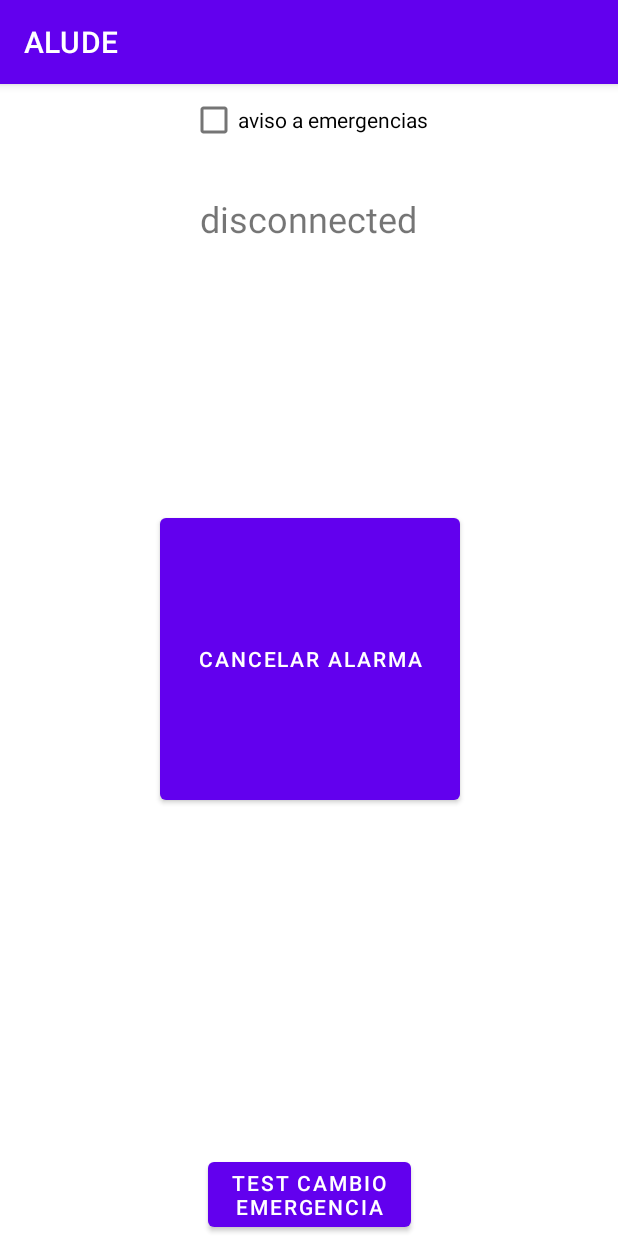
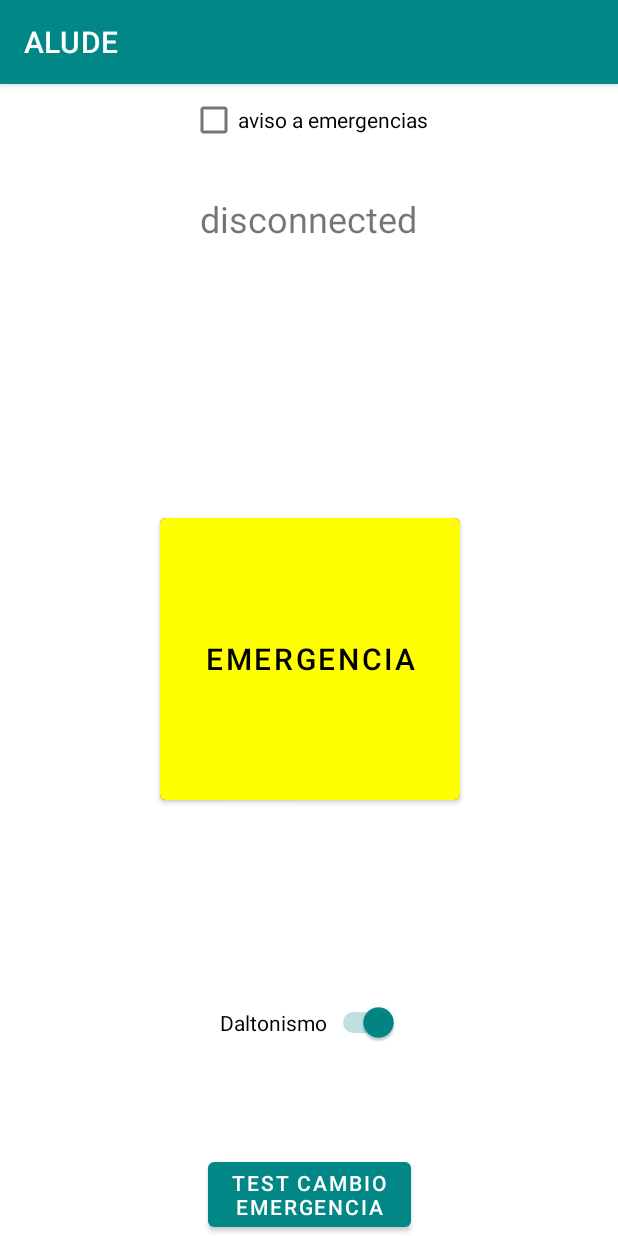
Before and after one commit to ceachesantos/ALUDE, an Android app: the screen it shows after launch (MainActivity), after a tap on an icon or button, on a phone screen of 412 x 824 dp. Run offline under Robolectric (Android 15) with nearby library versions, the phone set to English and light mode, and no system bars; 3 other taps on this screen came first.

Commit message:
añadido soporte para daltonicos

```diff
--- a/app/src/main/java/com/example/alude/MainActivity.java
+++ b/app/src/main/java/com/example/alude/MainActivity.java
@@ -4,6 +4,7 @@ import androidx.annotation.Nullable;
 import androidx.appcompat.app.AppCompatActivity;
 
 import android.annotation.SuppressLint;
+import android.graphics.Color;
 import android.media.MediaPlayer;
 import android.os.Bundle;
 import android.os.Handler;
@@ -13,6 +14,7 @@ import android.view.Window;
 import android.view.WindowManager;
 import android.widget.Button;
 import android.widget.CheckBox;
+import android.widget.Switch;
 import android.widget.TextView;
 import android.widget.Toast;
 
@@ -24,7 +26,9 @@ public class MainActivity extends AppCompatActivity {
     public boolean emergencia = false;
     private MediaPlayer mediaPlayer;
     private CheckBox checkbox;
+    private Switch swDaltonismo;
     private int tiempo_alarma = 5000;
+    private boolean daltonismo = false;
 
     /*@Override
     protected void onCreate(Bundle savedInstanceState) {
@@ -91,6 +95,7 @@ public class MainActivity extends AppCompatActivity {
         bEmergencia = findViewById(R.id.bEmergencia);
         bEmergencia.setText("Emergencia");
         checkbox = (CheckBox) findViewById(R.id.checkBox);
+        swDaltonismo = (Switch) findViewById(R.id.sw_daltonismo);
 
         final Handler handler = new Handler();
         final int delay = 500; // 1000 milliseconds == 1 second
@@ -106,6 +111,14 @@ public class MainActivity extends AppCompatActivity {
     public void comprobarEmergencia(){
             if (emergencia) {
                 Log.d("EMERGENCIA", "espero los X segundos");
+                if(!daltonismo){
+                    bEmergencia.setBackgroundColor(Color.BLUE);
+                    bEmergencia.setTextColor(Color.WHITE);
+                }
+                else if(daltonismo){
+                    bEmergencia.setBackgroundColor(Color.GREEN);
+                    bEmergencia.setTextColor(Color.BLACK);
+                }
                 bEmergencia.setText("Cancelar alarma");
                 if(!(mediaPlayer.isPlaying())) playSound();
                 //esperar los X segundos por la alarma
@@ -124,6 +137,14 @@ public class MainActivity extends AppCompatActivity {
                 }, tiempo_alarma); // X seconds
             } else {
                 bEmergencia.setText("Emergencia");
+                if(!daltonismo){
+                    bEmergencia.setBackgroundColor(Color.RED);
+                    bEmergencia.setTextColor(Color.WHITE);
+                }
+                else if(daltonismo){
+                    bEmergencia.setBackgroundColor(Color.YELLOW);
+                    bEmergencia.setTextColor(Color.BLACK);
+                }
             }
     }
 
@@ -166,4 +187,12 @@ public class MainActivity extends AppCompatActivity {
         //Toast toast = Toast.makeText(this, String.valueOf(emergencia), Toast.LENGTH_SHORT);
         //toast.show();
     }
+
+    public void switchDaltonismo(View view){
+        if(swDaltonismo.isChecked()) {
+            daltonismo=true;
+        } else {
+            daltonismo=false;
+        }
+    }
 }
--- a/app/src/main/res/layout/activity_main.xml
+++ b/app/src/main/res/layout/activity_main.xml
@@ -33,14 +33,16 @@
         android:id="@+id/bEmergencia"
         android:layout_width="200dp"
         android:layout_height="200dp"
+        android:backgroundTint="#FF0000"
         android:onClick="botonEmergencias"
         android:text="@string/boton_emergencias"
+        android:textSize="20sp"
         app:layout_constraintBottom_toBottomOf="parent"
         app:layout_constraintEnd_toEndOf="parent"
         app:layout_constraintHorizontal_bias="0.502"
         app:layout_constraintStart_toStartOf="parent"
         app:layout_constraintTop_toTopOf="parent"
-        app:layout_constraintVertical_bias="0.499" />
+        app:layout_constraintVertical_bias="0.499" /> <!-- Use SP(Scale Independent Pixel) -->
 
     <CheckBox
         android:id="@+id/checkBox"
@@ -52,4 +54,16 @@
         app:layout_constraintStart_toStartOf="parent"
         app:layout_constraintTop_toTopOf="parent" />
 
+    <Switch
+        android:id="@+id/sw_daltonismo"
+        android:layout_width="wrap_content"
+        android:layout_height="wrap_content"
+        android:onClick="switchDaltonismo"
+        android:text="Daltonismo"
+        app:layout_constraintBottom_toBottomOf="@+id/b_TestCambioEmergencia"
+        app:layout_constraintEnd_toEndOf="parent"
+        app:layout_constraintStart_toStartOf="parent"
+        app:layout_constraintTop_toBottomOf="@+id/bEmergencia"
+        android:checked="false"/>
+
 </androidx.constraintlayout.widget.ConstraintLayout>
--- a/app/src/main/res/values-night/themes.xml
+++ b/app/src/main/res/values-night/themes.xml
@@ -2,12 +2,12 @@
     <!-- Base application theme. -->
     <style name="Theme.ALUDE" parent="Theme.MaterialComponents.DayNight.DarkActionBar">
         <!-- Primary brand color. -->
-        <item name="colorPrimary">@color/purple_200</item>
-        <item name="colorPrimaryVariant">@color/purple_700</item>
+        <item name="colorPrimary">@color/teal_700</item>
+        <item name="colorPrimaryVariant">@color/teal_200</item>
         <item name="colorOnPrimary">@color/black</item>
         <!-- Secondary brand color. -->
-        <item name="colorSecondary">@color/teal_200</item>
-        <item name="colorSecondaryVariant">@color/teal_200</item>
+        <item name="colorSecondary">@color/teal_700</item>
+        <item name="colorSecondaryVariant">@color/teal_700</item>
         <item name="colorOnSecondary">@color/black</item>
         <!-- Status bar color. -->
         <item name="android:statusBarColor">?attr/colorPrimaryVariant</item>
--- a/app/src/main/res/values/themes.xml
+++ b/app/src/main/res/values/themes.xml
@@ -2,11 +2,11 @@
     <!-- Base application theme. -->
     <style name="Theme.ALUDE" parent="Theme.MaterialComponents.DayNight.DarkActionBar">
         <!-- Primary brand color. -->
-        <item name="colorPrimary">@color/purple_500</item>
-        <item name="colorPrimaryVariant">@color/purple_700</item>
+        <item name="colorPrimary">@color/teal_700</item>
+        <item name="colorPrimaryVariant">@color/teal_200</item>
         <item name="colorOnPrimary">@color/white</item>
         <!-- Secondary brand color. -->
-        <item name="colorSecondary">@color/teal_200</item>
+        <item name="colorSecondary">@color/teal_700</item>
         <item name="colorSecondaryVariant">@color/teal_700</item>
         <item name="colorOnSecondary">@color/black</item>
         <!-- Status bar color. -->
```
